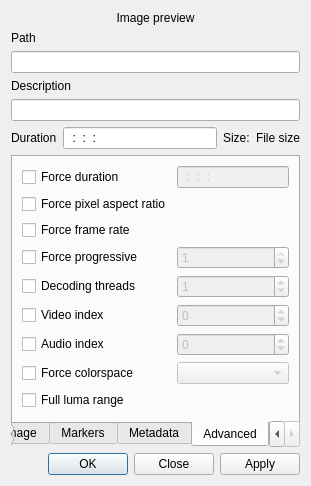
Old version of the form src/widgets/clipproperties_ui.ui in the repository KDE/kdenlive.
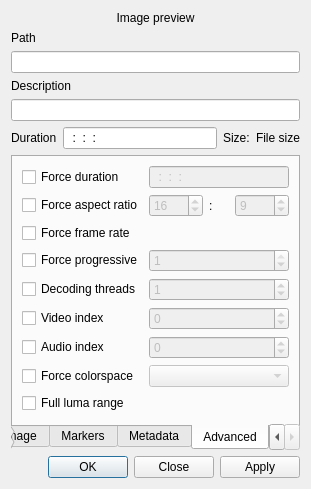
New version of the form. The open tabs and pages were chosen to show the change. Custom widgets are drawn as their Qt base class.

Commit message:
Change Force pixel aspect ratio in advanced clip properties to display aspect ratio.
Most users understand this better, and computing a pixel aspect when you
just want to force it widescreen is inconvenient. Advanced users who
really want pixel aspect ratio can do the math. This should be backwards
compatible with documents where the pixel aspect ratio was set.

What changed in the file:
```diff
--- a/src/widgets/clipproperties_ui.ui
+++ b/src/widgets/clipproperties_ui.ui
@@ -572,14 +572,7 @@
        <item row="1" column="1">
         <widget class="QCheckBox" name="clip_force_ar">
          <property name="text">
-          <string>Force pixel aspect ratio</string>
-         </property>
-        </widget>
-       </item>
-       <item row="1" column="2">
-        <widget class="KDoubleNumInput" name="clip_ar">
-         <property name="enabled">
-          <bool>false</bool>
+          <string>Force aspect ratio</string>
          </property>
         </widget>
        </item>
@@ -715,6 +708,49 @@
          </property>
         </widget>
        </item>
+       <item row="1" column="2">
+        <layout class="QHBoxLayout" name="horizontalLayout_aspect">
+         <item>
+          <widget class="QSpinBox" name="clip_ar_num">
+           <property name="enabled">
+            <bool>false</bool>
+           </property>
+           <property name="minimum">
+            <number>1</number>
+           </property>
+           <property name="maximum">
+            <number>9999</number>
+           </property>
+           <property name="value">
+            <number>16</number>
+           </property>
+          </widget>
+         </item>
+         <item>
+          <widget class="QLabel" name="label">
+           <property name="text">
+            <string>:</string>
+           </property>
+          </widget>
+         </item>
+         <item>
+          <widget class="QSpinBox" name="clip_ar_den">
+           <property name="enabled">
+            <bool>false</bool>
+           </property>
+           <property name="minimum">
+            <number>1</number>
+           </property>
+           <property name="maximum">
+            <number>9999</number>
+           </property>
+           <property name="value">
+            <number>9</number>
+           </property>
+          </widget>
+         </item>
+        </layout>
+       </item>
       </layout>
      </widget>
     </widget>
```
The commit also changes 4 other files.
